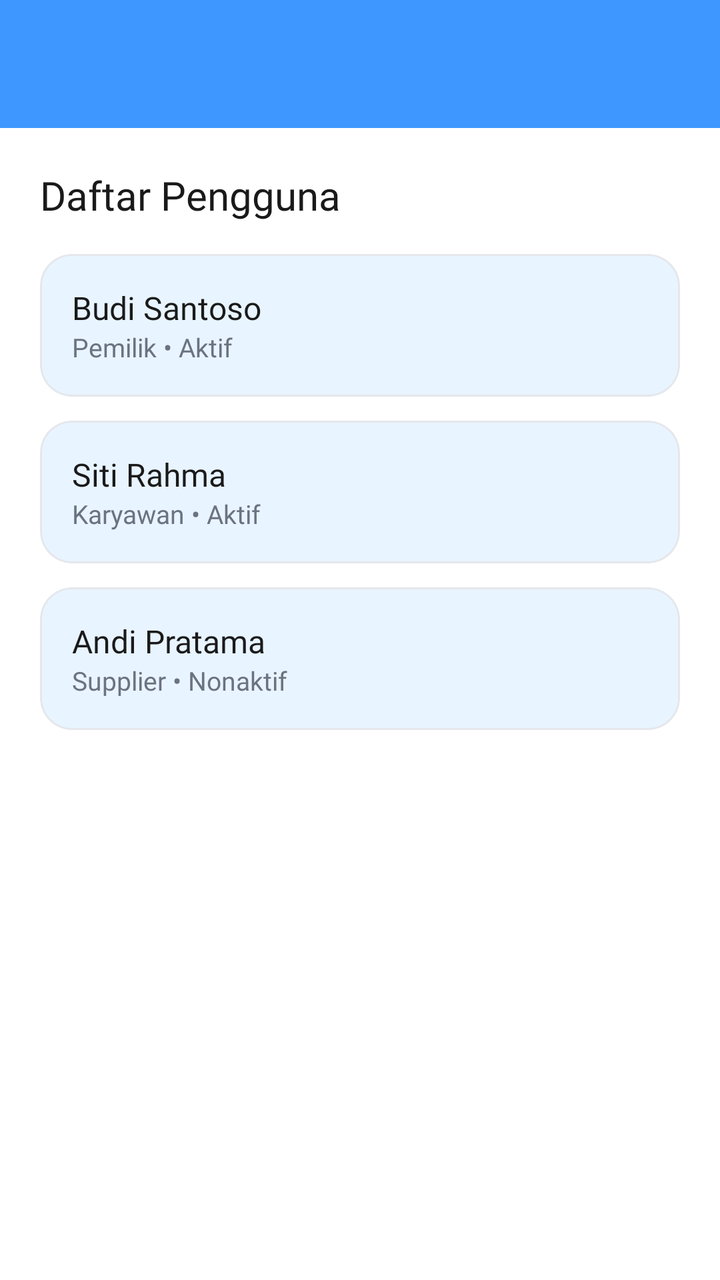
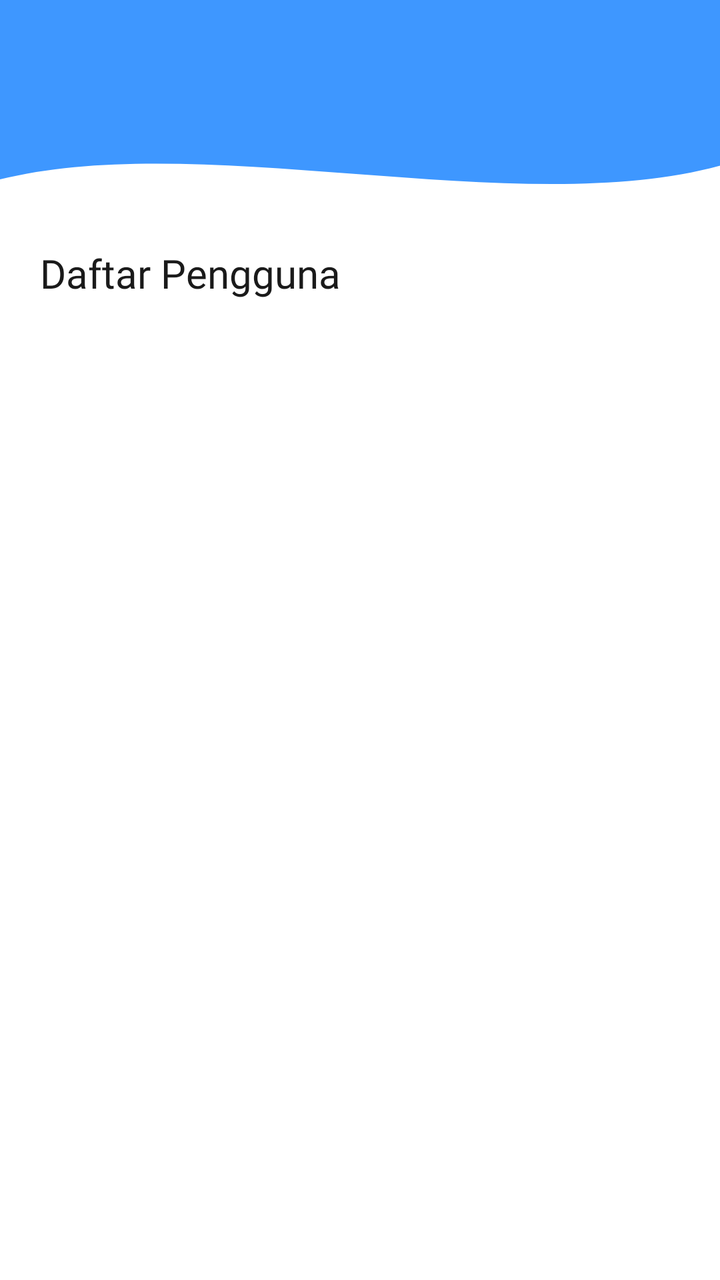

The first picture is an Android layout as it rendered before a commit; the second is the same layout after the commit. The layout source and the unified diff follow.
<!-- AndroidManifest.xml: application theme Theme.ILWpocky -->
<!-- res/layout/fragment_manajemen_pengguna.xml -->
<?xml version="1.0" encoding="utf-8"?>
<androidx.constraintlayout.widget.ConstraintLayout xmlns:android="http://schemas.android.com/apk/res/android"
    xmlns:app="http://schemas.android.com/apk/res-auto"
    android:layout_width="match_parent"
    android:layout_height="match_parent"
    android:background="@color/white">

    <androidx.appcompat.widget.Toolbar
        android:id="@+id/toolbar"
        android:layout_width="match_parent"
        android:layout_height="?attr/actionBarSize"
        android:background="@color/primary_blue"
        app:layout_constraintTop_toTopOf="parent"
        app:titleTextColor="@color/white" />

    <LinearLayout
        android:layout_width="match_parent"
        android:layout_height="0dp"
        android:orientation="vertical"
        android:padding="20dp"
        app:layout_constraintBottom_toBottomOf="parent"
        app:layout_constraintTop_toBottomOf="@id/toolbar">

        <TextView
            android:layout_width="wrap_content"
            android:layout_height="wrap_content"
            android:layout_marginBottom="16dp"
            android:fontFamily="@font/poppins_semibold"
            android:text="@string/mp_heading"
            android:textColor="@color/text_black"
            android:textSize="20sp" />

        <com.google.android.material.card.MaterialCardView
            android:layout_width="match_parent"
            android:layout_height="wrap_content"
            android:layout_marginBottom="12dp"
            app:cardBackgroundColor="@color/biru_muda"
            app:cardCornerRadius="16dp"
            app:cardElevation="0dp"
            app:strokeColor="@color/abu_muda"
            app:strokeWidth="1dp">

            <LinearLayout
                android:layout_width="match_parent"
                android:layout_height="wrap_content"
                android:orientation="vertical"
                android:padding="16dp">

                <TextView
                    android:layout_width="wrap_content"
                    android:layout_height="wrap_content"
                    android:fontFamily="@font/poppins_medium"
                    android:text="@string/mp_1"
                    android:textColor="@color/text_black"
                    android:textSize="16sp" />

                <TextView
                    android:layout_width="wrap_content"
                    android:layout_height="wrap_content"
                    android:fontFamily="@font/poppins_regular"
                    android:text="@string/mp_1_d"
                    android:textColor="@color/text_gray"
                    android:textSize="13sp" />
            </LinearLayout>
        </com.google.android.material.card.MaterialCardView>

        <com.google.android.material.card.MaterialCardView
            android:layout_width="match_parent"
            android:layout_height="wrap_content"
            android:layout_marginBottom="12dp"
            app:cardBackgroundColor="@color/biru_muda"
            app:cardCornerRadius="16dp"
            app:cardElevation="0dp"
            app:strokeColor="@color/abu_muda"
            app:strokeWidth="1dp">

            <LinearLayout
                android:layout_width="match_parent"
                android:layout_height="wrap_content"
                android:orientation="vertical"
                android:padding="16dp">

                <TextView
                    android:layout_width="wrap_content"
                    android:layout_height="wrap_content"
                    android:fontFamily="@font/poppins_medium"
                    android:text="@string/mp_2"
                    android:textColor="@color/text_black"
                    android:textSize="16sp" />

                <TextView
                    android:layout_width="wrap_content"
                    android:layout_height="wrap_content"
                    android:fontFamily="@font/poppins_regular"
                    android:text="@string/mp_2_d"
                    android:textColor="@color/text_gray"
                    android:textSize="13sp" />
            </LinearLayout>
        </com.google.android.material.card.MaterialCardView>

        <com.google.android.material.card.MaterialCardView
            android:layout_width="match_parent"
            android:layout_height="wrap_content"
            app:cardBackgroundColor="@color/biru_muda"
            app:cardCornerRadius="16dp"
            app:cardElevation="0dp"
            app:strokeColor="@color/abu_muda"
            app:strokeWidth="1dp">

            <LinearLayout
                android:layout_width="match_parent"
                android:layout_height="wrap_content"
                android:orientation="vertical"
                android:padding="16dp">

                <TextView
                    android:layout_width="wrap_content"
                    android:layout_height="wrap_content"
                    android:fontFamily="@font/poppins_medium"
                    android:text="@string/mp_3"
                    android:textColor="@color/text_black"
                    android:textSize="16sp" />

                <TextView
                    android:layout_width="wrap_content"
                    android:layout_height="wrap_content"
                    android:fontFamily="@font/poppins_regular"
                    android:text="@string/mp_3_d"
                    android:textColor="@color/text_gray"
                    android:textSize="13sp" />
            </LinearLayout>
        </com.google.android.material.card.MaterialCardView>

    </LinearLayout>
</androidx.constraintlayout.widget.ConstraintLayout>
<!-- resources referenced by this layout -->
<resources>
  <color name="abu_muda">#E5E7EB</color>
  <color name="biru_muda">#E8F4FF</color>
  <color name="primary_blue">#3E97FF</color>
  <color name="text_black">#1A1A1A</color>
  <color name="text_gray">#6B7280</color>
  <color name="white">#FFFFFFFF</color>
  <string name="mp_1">Budi Santoso</string>
  <string name="mp_1_d">Pemilik • Aktif</string>
  <string name="mp_2">Siti Rahma</string>
  <string name="mp_2_d">Karyawan • Aktif</string>
  <string name="mp_3">Andi Pratama</string>
  <string name="mp_3_d">Supplier • Nonaktif</string>
  <string name="mp_heading">Daftar Pengguna</string>
  <style name="Theme.ILWpocky" parent="Base.Theme.ILWpocky" />
  <style name="Base.Theme.ILWpocky" parent="Theme.Material3.DayNight.NoActionBar">
          
          
      </style>
</resources>

<!-- the commit's change to res/layout/fragment_manajemen_pengguna.xml (unified diff, before → after) -->
@@ -5,21 +5,15 @@
     android:layout_height="match_parent"
     android:background="@color/white">
 
-    <androidx.appcompat.widget.Toolbar
-        android:id="@+id/toolbar"
-        android:layout_width="match_parent"
-        android:layout_height="?attr/actionBarSize"
-        android:background="@color/primary_blue"
-        app:layout_constraintTop_toTopOf="parent"
-        app:titleTextColor="@color/white" />
-
+    
     <LinearLayout
         android:layout_width="match_parent"
         android:layout_height="0dp"
         android:orientation="vertical"
-        android:padding="20dp"
+        android:paddingHorizontal="20dp"
+        android:paddingTop="8dp"
         app:layout_constraintBottom_toBottomOf="parent"
-        app:layout_constraintTop_toBottomOf="@id/toolbar">
+        app:layout_constraintTop_toBottomOf="@id/background_header">
 
         <TextView
             android:layout_width="wrap_content"
@@ -30,106 +24,36 @@
             android:textColor="@color/text_black"
             android:textSize="20sp" />
 
-        <com.google.android.material.card.MaterialCardView
+        <ListView
+            android:id="@+id/listViewPengguna"
             android:layout_width="match_parent"
-            android:layout_height="wrap_content"
-            android:layout_marginBottom="12dp"
-            app:cardBackgroundColor="@color/biru_muda"
-            app:cardCornerRadius="16dp"
-            app:cardElevation="0dp"
-            app:strokeColor="@color/abu_muda"
-            app:strokeWidth="1dp">
-
-            <LinearLayout
-                android:layout_width="match_parent"
-                android:layout_height="wrap_content"
-                android:orientation="vertical"
-                android:padding="16dp">
-
-                <TextView
-                    android:layout_width="wrap_content"
-                    android:layout_height="wrap_content"
-                    android:fontFamily="@font/poppins_medium"
-                    android:text="@string/mp_1"
-                    android:textColor="@color/text_black"
-                    android:textSize="16sp" />
-
-                <TextView
-                    android:layout_width="wrap_content"
-                    android:layout_height="wrap_content"
-                    android:fontFamily="@font/poppins_regular"
-                    android:text="@string/mp_1_d"
-                    android:textColor="@color/text_gray"
-                    android:textSize="13sp" />
-            </LinearLayout>
-        </com.google.android.material.card.MaterialCardView>
-
-        <com.google.android.material.card.MaterialCardView
-            android:layout_width="match_parent"
-            android:layout_height="wrap_content"
-            android:layout_marginBottom="12dp"
-            app:cardBackgroundColor="@color/biru_muda"
-            app:cardCornerRadius="16dp"
-            app:cardElevation="0dp"
-            app:strokeColor="@color/abu_muda"
-            app:strokeWidth="1dp">
-
-            <LinearLayout
-                android:layout_width="match_parent"
-                android:layout_height="wrap_content"
-                android:orientation="vertical"
-                android:padding="16dp">
-
-                <TextView
-                    android:layout_width="wrap_content"
-                    android:layout_height="wrap_content"
-                    android:fontFamily="@font/poppins_medium"
-                    android:text="@string/mp_2"
-                    android:textColor="@color/text_black"
-                    android:textSize="16sp" />
-
-                <TextView
-                    android:layout_width="wrap_content"
-                    android:layout_height="wrap_content"
-                    android:fontFamily="@font/poppins_regular"
-                    android:text="@string/mp_2_d"
-                    android:textColor="@color/text_gray"
-                    android:textSize="13sp" />
-            </LinearLayout>
-        </com.google.android.material.card.MaterialCardView>
-
-        <com.google.android.material.card.MaterialCardView
-            android:layout_width="match_parent"
-            android:layout_height="wrap_content"
-            app:cardBackgroundColor="@color/biru_muda"
-            app:cardCornerRadius="16dp"
-            app:cardElevation="0dp"
-            app:strokeColor="@color/abu_muda"
-            app:strokeWidth="1dp">
-
-            <LinearLayout
-                android:layout_width="match_parent"
-                android:layout_height="wrap_content"
-                android:orientation="vertical"
-                android:padding="16dp">
-
-                <TextView
-                    android:layout_width="wrap_content"
-                    android:layout_height="wrap_content"
-                    android:fontFamily="@font/poppins_medium"
-                    android:text="@string/mp_3"
-                    android:textColor="@color/text_black"
-                    android:textSize="16sp" />
-
-                <TextView
-                    android:layout_width="wrap_content"
-                    android:layout_height="wrap_content"
-                    android:fontFamily="@font/poppins_regular"
-                    android:text="@string/mp_3_d"
-                    android:textColor="@color/text_gray"
-                    android:textSize="13sp" />
-            </LinearLayout>
-        </com.google.android.material.card.MaterialCardView>
+            android:layout_height="match_parent"
+            android:clipToPadding="false"
+            android:divider="@null"
+            android:dividerHeight="0dp"
+            android:paddingBottom="16dp"
+            android:scrollbars="none" />
 
     </LinearLayout>
+
+    
+    <View
+        android:id="@+id/background_header"
+        android:layout_width="0dp"
+        android:layout_height="115dp"
+        android:background="@drawable/bg_header_wave"
+        app:layout_constraintEnd_toEndOf="parent"
+        app:layout_constraintStart_toStartOf="parent"
+        app:layout_constraintTop_toTopOf="parent" />
+
+    
+    <androidx.appcompat.widget.Toolbar
+        android:id="@+id/toolbar"
+        android:layout_width="match_parent"
+        android:layout_height="?attr/actionBarSize"
+        android:background="@android:color/transparent"
+        app:layout_constraintTop_toTopOf="parent"
+        app:subtitleTextColor="@color/biru_muda"
+        app:titleTextColor="@color/white" />
+
 </androidx.constraintlayout.widget.ConstraintLayout>
<!-- resource entries referenced after the edit -->
@@ -1,17 +1,28 @@
 <!-- resources referenced by this layout -->
 <resources>
-  <color name="abu_muda">#E5E7EB</color>
   <color name="biru_muda">#E8F4FF</color>
   <color name="primary_blue">#3E97FF</color>
   <color name="text_black">#1A1A1A</color>
-  <color name="text_gray">#6B7280</color>
   <color name="white">#FFFFFFFF</color>
-  <string name="mp_1">Budi Santoso</string>
-  <string name="mp_1_d">Pemilik • Aktif</string>
-  <string name="mp_2">Siti Rahma</string>
-  <string name="mp_2_d">Karyawan • Aktif</string>
-  <string name="mp_3">Andi Pratama</string>
-  <string name="mp_3_d">Supplier • Nonaktif</string>
+  <!-- drawable bg_header_wave (drawable) -->
+  <?xml version="1.0" encoding="utf-8"?>
+  <vector xmlns:android="http://schemas.android.com/apk/res/android"
+      android:width="100dp"
+      android:height="100dp"
+      android:viewportWidth="100"
+      android:viewportHeight="100">
+  
+      <path
+          android:fillColor="@color/primary_blue"
+          android:pathData="
+              M0,0
+              L100,0
+              L100,72
+              C 72,96
+                28,56
+                0,78
+              Z" />
+  </vector>
   <string name="mp_heading">Daftar Pengguna</string>
   <style name="Theme.ILWpocky" parent="Base.Theme.ILWpocky" />
   <style name="Base.Theme.ILWpocky" parent="Theme.Material3.DayNight.NoActionBar">
